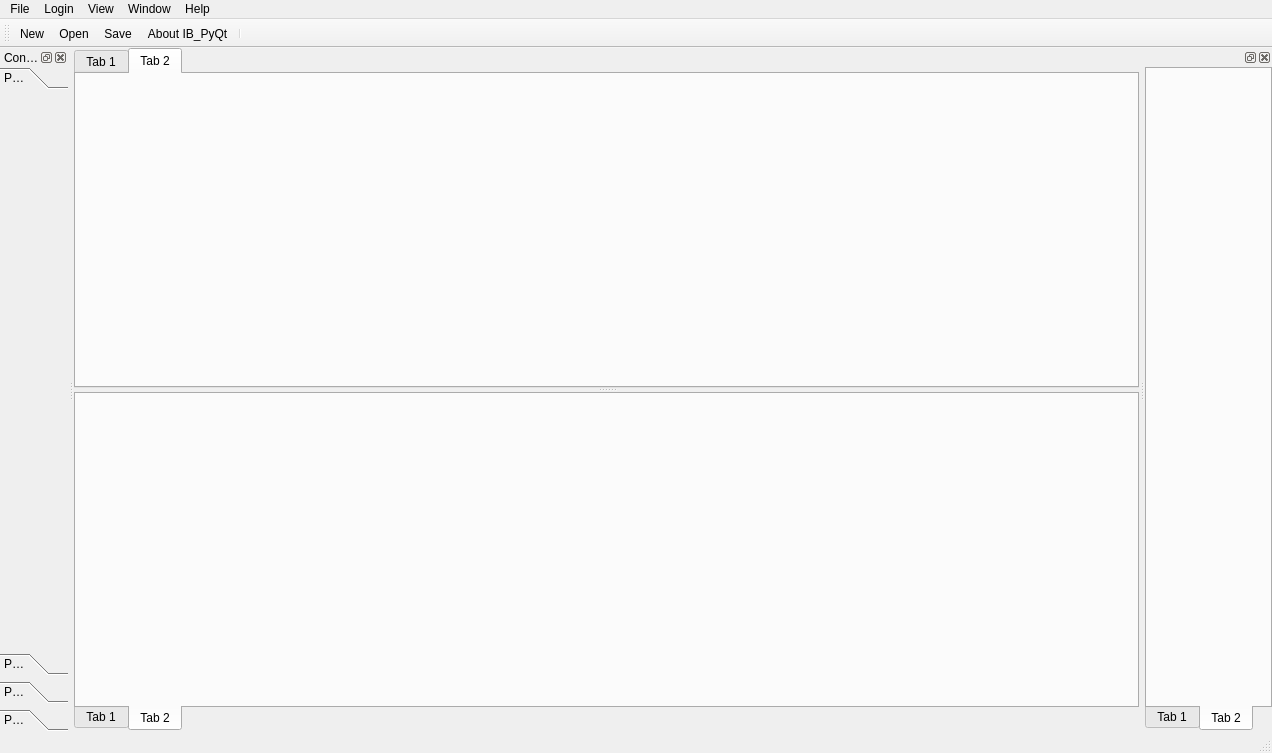
Old version of the form GUI/IB_PyQt_GUI.ui in the repository Taimin/IB_PyQt.
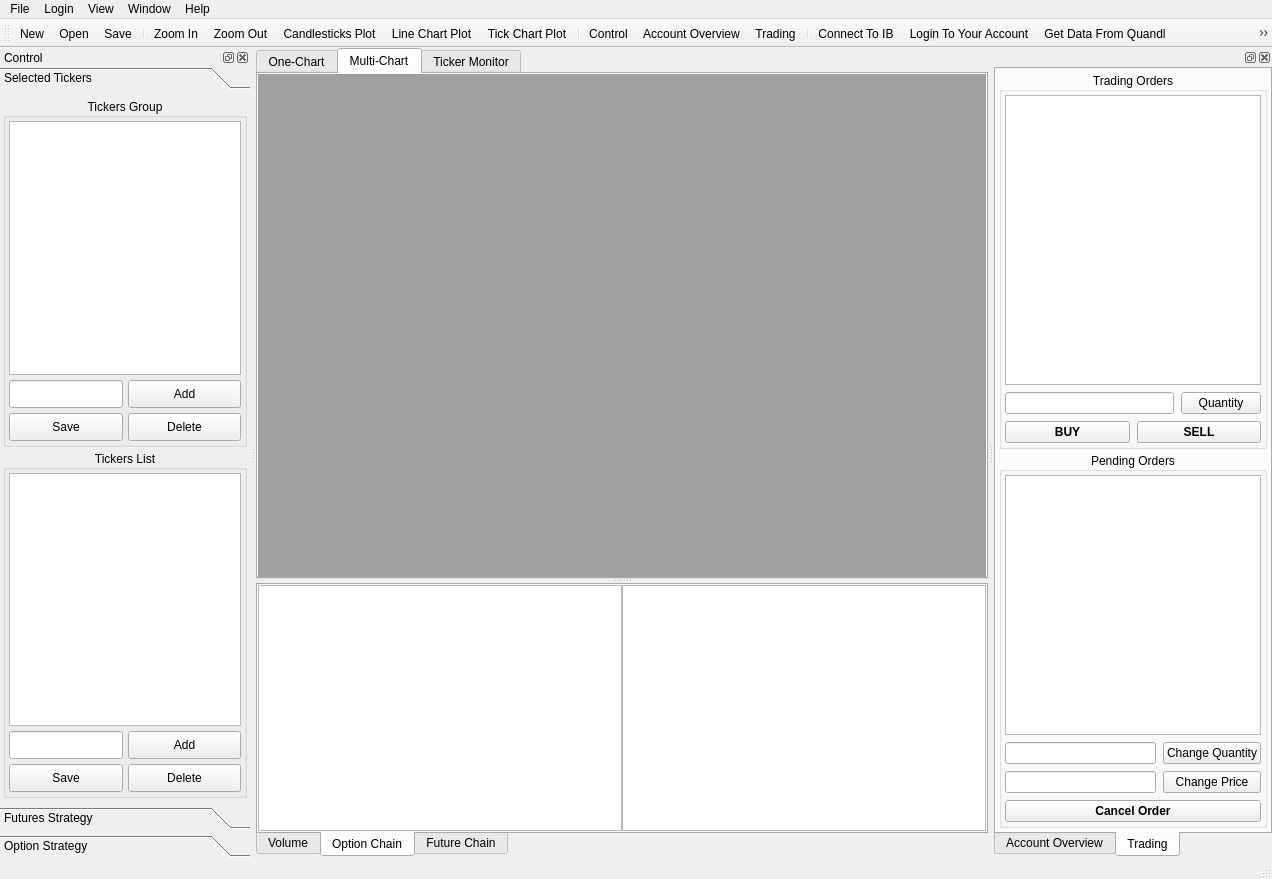
New version of the form. The open tabs and pages were chosen to show the change. Icons and pictures are not drawn.

What changed in the file:
```diff
--- a/GUI/IB_PyQt_GUI.ui
+++ b/GUI/IB_PyQt_GUI.ui
@@ -7,7 +7,7 @@
     <x>0</x>
     <y>0</y>
     <width>1272</width>
-    <height>753</height>
+    <height>879</height>
    </rect>
   </property>
   <property name="minimumSize">
@@ -61,33 +61,144 @@
        <enum>Qt::Vertical</enum>
       </property>
       <widget class="QTabWidget" name="tabWidget">
+       <property name="minimumSize">
+        <size>
+         <width>300</width>
+         <height>200</height>
+        </size>
+       </property>
        <property name="currentIndex">
         <number>1</number>
        </property>
        <widget class="QWidget" name="tab_7">
         <attribute name="title">
-         <string>Tab 1</string>
+         <string>One-Chart</string>
         </attribute>
        </widget>
        <widget class="QWidget" name="tab_8">
         <attribute name="title">
-         <string>Tab 2</string>
+         <string>Multi-Chart</string>
         </attribute>
+        <layout class="QVBoxLayout" name="verticalLayout_5">
+         <property name="spacing">
+          <number>0</number>
+         </property>
+         <property name="leftMargin">
+          <number>0</number>
+         </property>
+         <property name="topMargin">
+          <number>0</number>
+         </property>
+         <property name="rightMargin">
+          <number>0</number>
+         </property>
+         <property name="bottomMargin">
+          <number>0</number>
+         </property>
+         <item>
+          <widget class="QMdiArea" name="mdiArea"/>
+         </item>
+        </layout>
+       </widget>
+       <widget class="QWidget" name="tab_5">
+        <attribute name="title">
+         <string>Ticker Monitor</string>
+        </attribute>
+        <layout class="QVBoxLayout" name="verticalLayout_3">
+         <property name="spacing">
+          <number>0</number>
+         </property>
+         <property name="leftMargin">
+          <number>0</number>
+         </property>
+         <property name="topMargin">
+          <number>0</number>
+         </property>
+         <property name="rightMargin">
+          <number>0</number>
+         </property>
+         <property name="bottomMargin">
+          <number>0</number>
+         </property>
+         <item>
+          <widget class="QTableView" name="tableView"/>
+         </item>
+        </layout>
        </widget>
       </widget>
       <widget class="QTabWidget" name="tabWidget_3">
+       <property name="sizePolicy">
+        <sizepolicy hsizetype="Minimum" vsizetype="Minimum">
+         <horstretch>0</horstretch>
+         <verstretch>0</verstretch>
+        </sizepolicy>
+       </property>
+       <property name="minimumSize">
+        <size>
+         <width>300</width>
+         <height>0</height>
+        </size>
+       </property>
        <property name="tabPosition">
         <enum>QTabWidget::South</enum>
        </property>
        <widget class="QWidget" name="tab">
         <attribute name="title">
-         <string>Tab 1</string>
+         <string>Volume</string>
         </attribute>
        </widget>
        <widget class="QWidget" name="tab_2">
         <attribute name="title">
-         <string>Tab 2</string>
+         <string>Option Chain</string>
         </attribute>
+        <layout class="QHBoxLayout" name="horizontalLayout">
+         <property name="spacing">
+          <number>0</number>
+         </property>
+         <property name="leftMargin">
+          <number>0</number>
+         </property>
+         <property name="topMargin">
+          <number>0</number>
+         </property>
+         <property name="rightMargin">
+          <number>0</number>
+         </property>
+         <property name="bottomMargin">
+          <number>0</number>
+         </property>
+         <item>
+          <widget class="QTableView" name="tableView_2"/>
+         </item>
+         <item>
+          <widget class="QTableView" name="tableView_3"/>
+         </item>
+        </layout>
+       </widget>
+       <widget class="QWidget" name="tab_10">
+        <attribute name="title">
+         <string>Future Chain</string>
+        </attribute>
+        <layout class="QVBoxLayout" name="verticalLayout_19">
+         <property name="spacing">
+          <number>0</number>
+         </property>
+         <property name="leftMargin">
+          <number>0</number>
+         </property>
+         <property name="topMargin">
+          <number>0</number>
+         </property>
+         <property name="rightMargin">
+          <number>0</number>
+         </property>
+         <property name="bottomMargin">
+          <number>0</number>
+         </property>
+         <item>
+          <widget class="QListView" name="listView_3"/>
+         </item>
+        </layout>
        </widget>
       </widget>
      </widget>
@@ -165,11 +276,30 @@
    <addaction name="actionNew"/>
    <addaction name="actionOpen"/>
    <addaction name="actionSave"/>
-   <addaction name="actionAbout"/>
    <addaction name="separator"/>
+   <addaction name="actionZoom_In"/>
+   <addaction name="actionZoom_Out"/>
+   <addaction name="actionCandelsticks_Plot"/>
+   <addaction name="actionLine_Plot"/>
+   <addaction name="actionTick_Plot"/>
+   <addaction name="separator"/>
+   <addaction name="actionControl"/>
+   <addaction name="actionMessages"/>
+   <addaction name="actionText_Data"/>
+   <addaction name="separator"/>
+   <addaction name="actionConnect"/>
+   <addaction name="actionLogin_to_account"/>
+   <addaction name="actionGet_Data_From_Quandl"/>
+   <addaction name="actionGet_Data_From_Local_Database"/>
   </widget>
   <widget class="QStatusBar" name="statusbar"/>
   <widget class="QDockWidget" name="dockWidget">
+   <property name="minimumSize">
+    <size>
+     <width>250</width>
+     <height>526</height>
+    </size>
+   </property>
    <property name="acceptDrops">
     <bool>true</bool>
    </property>
@@ -208,25 +338,332 @@
      </property>
      <item>
       <widget class="QToolBox" name="toolBox">
+       <property name="sizePolicy">
+        <sizepolicy hsizetype="Minimum" vsizetype="Minimum">
+         <horstretch>0</horstretch>
+         <verstretch>0</verstretch>
+        </sizepolicy>
+       </property>
+       <property name="minimumSize">
+        <size>
+         <width>250</width>
+         <height>400</height>
+        </size>
+       </property>
        <property name="currentIndex">
         <number>3</number>
        </property>
-       <widget class="QWidget" name="page">
+       <widget class="QWidget" name="page_1">
+        <property name="enabled">
+         <bool>true</bool>
+        </property>
         <property name="geometry">
          <rect>
           <x>0</x>
           <y>0</y>
-          <width>246</width>
-          <height>512</height>
+          <width>302</width>
+          <height>657</height>
          </rect>
         </property>
         <attribute name="label">
-         <string>Page 1</string>
+         <string>Selected Tickers</string>
         </attribute>
-        <layout class="QGridLayout" name="gridLayout_3">
-         <property name="verticalSpacing">
-          <number>0</number>
+        <layout class="QVBoxLayout" name="verticalLayout_10">
+         <property name="spacing">
+          <number>3</number>
          </property>
+         <property name="leftMargin">
+          <number>3</number>
+         </property>
+         <property name="topMargin">
+          <number>3</number>
+         </property>
+         <property name="rightMargin">
+          <number>3</number>
+         </property>
+         <property name="bottomMargin">
+          <number>3</number>
+         </property>
+         <item>
+          <widget class="QGroupBox" name="groupBox">
+           <property name="sizePolicy">
+            <sizepolicy hsizetype="Ignored" vsizetype="Preferred">
+             <horstretch>0</horstretch>
+             <verstretch>0</verstretch>
+            </sizepolicy>
+           </property>
+           <property name="title">
+            <string>Tickers Group</string>
+           </property>
+           <property name="alignment">
+            <set>Qt::AlignCenter</set>
+           </property>
+           <layout class="QGridLayout" name="gridLayout">
+            <property name="leftMargin">
+             <number>3</number>
+            </property>
+            <property name="topMargin">
+             <number>3</number>
+            </property>
+            <property name="rightMargin">
+             <number>3</number>
+            </property>
+            <property name="bottomMargin">
+             <number>3</number>
+            </property>
+            <property name="spacing">
+             <number>5</number>
+            </property>
+            <item row="0" column="0" colspan="2">
+             <widget class="QListView" name="listView">
+              <property name="sizePolicy">
+               <sizepolicy hsizetype="Minimum" vsizetype="Minimum">
+                <horstretch>0</horstretch>
+                <verstretch>0</verstretch>
+               </sizepolicy>
+              </property>
+             </widget>
+            </item>
+            <item row="1" column="0">
+             <widget class="QLineEdit" name="lineEdit">
+              <property name="sizePolicy">
+               <sizepolicy hsizetype="Minimum" vsizetype="Minimum">
+                <horstretch>0</horstretch>
+                <verstretch>0</verstretch>
+               </sizepolicy>
+              </property>
+              <property name="minimumSize">
+               <size>
+                <width>0</width>
+                <height>28</height>
+               </size>
+              </property>
+              <property name="maximumSize">
+               <size>
+                <width>16777215</width>
+                <height>28</height>
+               </size>
+              </property>
+             </widget>
+            </item>
+            <item row="1" column="1">
+             <widget class="QPushButton" name="pushButton">
+              <property name="sizePolicy">
+               <sizepolicy hsizetype="Minimum" vsizetype="Minimum">
+                <horstretch>0</horstretch>
+                <verstretch>0</verstretch>
+               </sizepolicy>
+              </property>
+              <property name="minimumSize">
+               <size>
+                <width>20</width>
+                <height>28</height>
+               </size>
+              </property>
+              <property name="maximumSize">
+               <size>
+                <width>16777215</width>
+                <height>28</height>
+               </size>
+              </property>
+              <property name="text">
+               <string>Add</string>
+              </property>
+             </widget>
+            </item>
+            <item row="2" column="0">
+             <widget class="QPushButton" name="pushButton_3">
+              <property name="sizePolicy">
+               <sizepolicy hsizetype="Minimum" vsizetype="Minimum">
+                <horstretch>0</horstretch>
+                <verstretch>0</verstretch>
+               </sizepolicy>
+              </property>
+              <property name="minimumSize">
+               <size>
+                <width>20</width>
+                <height>28</height>
+               </size>
+              </property>
+              <property name="maximumSize">
+               <size>
+                <width>16777215</width>
+                <height>28</height>
+               </size>
+              </property>
+              <property name="text">
+               <string>Save</string>
+              </property>
+             </widget>
+            </item>
+            <item row="2" column="1">
+             <widget class="QPushButton" name="pushButton_5">
+              <property name="sizePolicy">
+               <sizepolicy hsizetype="Minimum" vsizetype="Minimum">
+                <horstretch>0</horstretch>
+                <verstretch>0</verstretch>
+               </sizepolicy>
+              </property>
+              <property name="minimumSize">
+               <size>
+                <width>0</width>
+                <height>28</height>
+               </size>
+              </property>
+              <property name="maximumSize">
+               <size>
+                <width>16777215</width>
+                <height>28</height>
+               </size>
+              </property>
+              <property name="text">
+               <string>Delete</string>
+              </property>
+             </widget>
+            </item>
+           </layout>
+          </widget>
+         </item>
+         <item>
+          <widget class="QGroupBox" name="groupBox_2">
+           <property name="sizePolicy">
+            <sizepolicy hsizetype="Ignored" vsizetype="Preferred">
+             <horstretch>0</horstretch>
+             <verstretch>0</verstretch>
+            </sizepolicy>
+           </property>
+           <property name="title">
+            <string>Tickers List</string>
+           </property>
+           <property name="alignment">
+            <set>Qt::AlignCenter</set>
+           </property>
+           <layout class="QGridLayout" name="gridLayout_3">
+            <property name="leftMargin">
+             <number>3</number>
+            </property>
+            <property name="topMargin">
+             <number>3</number>
+            </property>
+            <property name="rightMargin">
+             <number>3</number>
+            </property>
+            <property name="bottomMargin">
+             <number>3</number>
+            </property>
+            <property name="spacing">
+             <number>5</number>
+            </property>
+            <item row="0" column="0" colspan="2">
+             <widget class="QListView" name="listView_2">
+              <property name="sizePolicy">
+               <sizepolicy hsizetype="Minimum" vsizetype="Minimum">
+                <horstretch>0</horstretch>
+                <verstretch>0</verstretch>
+               </sizepolicy>
+              </property>
+             </widget>
+            </item>
+            <item row="1" column="0">
+             <widget class="QLineEdit" name="lineEdit_2">
+              <property name="sizePolicy">
+               <sizepolicy hsizetype="Minimum" vsizetype="Minimum">
+                <horstretch>0</horstretch>
+                <verstretch>0</verstretch>
+               </sizepolicy>
+              </property>
+              <property name="minimumSize">
+               <size>
+                <width>0</width>
+                <height>28</height>
+               </size>
+              </property>
+              <property name="maximumSize">
+               <size>
+                <width>16777215</width>
+                <height>28</height>
+               </size>
+              </property>
+             </widget>
+            </item>
+            <item row="1" column="1">
+             <widget class="QPushButton" name="pushButton_2">
+              <property name="sizePolicy">
+               <sizepolicy hsizetype="Minimum" vsizetype="Minimum">
+                <horstretch>0</horstretch>
+                <verstretch>0</verstretch>
+               </sizepolicy>
+              </property>
+              <property name="minimumSize">
+               <size>
+                <width>20</width>
+                <height>28</height>
+               </size>
+              </property>
+              <property name="maximumSize">
+               <size>
+                <width>16777215</width>
+                <height>28</height>
+               </size>
+              </property>
+              <property name="text">
+               <string>Add</string>
+              </property>
+             </widget>
+            </item>
+            <item row="2" column="0">
+             <widget class="QPushButton" name="pushButton_4">
+              <property name="sizePolicy">
+               <sizepolicy hsizetype="Minimum" vsizetype="Minimum">
+                <horstretch>0</horstretch>
+                <verstretch>0</verstretch>
+               </sizepolicy>
+              </property>
+              <property name="minimumSize">
+               <size>
+                <width>20</width>
+                <height>28</height>
+               </size>
+              </property>
+              <property name="maximumSize">
+               <size>
+                <width>16777215</width>
+                <height>28</height>
+               </size>
+              </property>
+              <property name="text">
+               <string>Save</string>
+              </property>
+             </widget>
+            </item>
+            <item row="2" column="1">
+             <widget class="QPushButton" name="pushButton_6">
+              <property name="sizePolicy">
+               <sizepolicy hsizetype="Minimum" vsizetype="Minimum">
+                <horstretch>0</horstretch>
+                <verstretch>0</verstretch>
+               </sizepolicy>
+              </property>
+              <property name="minimumSize">
+               <size>
+                <width>0</width>
+                <height>28</height>
+               </size>
+              </property>
+              <property name="maximumSize">
+               <size>
+                <width>16777215</width>
+                <height>28</height>
+               </size>
+              </property>
+              <property name="text">
+               <string>Delete</string>
+              </property>
+             </widget>
+            </item>
+           </layout>
+          </widget>
+         </item>
         </layout>
        </widget>
        <widget class="QWidget" name="page_2">
@@ -239,7 +676,7 @@
          </rect>
         </property>
         <attribute name="label">
-         <string>Page 2</string>
+         <string>Futures Strategy</string>
         </attribute>
        </widget>
        <widget class="QWidget" name="page_3">
@@ -251,21 +688,12 @@
           <height>512</height>
          </rect>
         </property>
-        <attribute name="label">
-         <string>Page</string>
+        <attribute name="icon">
+         <iconset resource="../Resource/resource.qrc">
+          <normaloff>:/Images/triangle_up.png</normaloff>:/Images/triangle_up.png</iconset>
         </attribute>
-       </widget>
-       <widget class="QWidget" name="page_4">
-        <property name="geometry">
-         <rect>
-          <x>0</x>
-          <y>0</y>
-          <width>246</width>
-          <height>512</height>
-         </rect>
-        </property>
         <attribute name="label">
-         <string>Page</string>
+         <string>Option Strategy</string>
         </attribute>
        </widget>
       </widget>
@@ -280,6 +708,12 @@
      <verstretch>0</verstretch>
     </sizepolicy>
    </property>
+   <property name="minimumSize">
+    <size>
+     <width>250</width>
+     <height>500</height>
+    </size>
+   </property>
    <property name="acceptDrops">
     <bool>true</bool>
    </property>
@@ -299,7 +733,10 @@
     <number>2</number>
    </attribute>
    <widget class="QWidget" name="dockWidgetContents_2">
-    <layout class="QGridLayout" name="gridLayout_2">
+    <layout class="QVBoxLayout" name="verticalLayout_16">
+     <property name="spacing">
+      <number>0</number>
+     </property>
      <property name="leftMargin">
       <number>0</number>
      </property>
@@ -312,10 +749,7 @@
      <property name="bottomMargin">
       <number>0</number>
      </property>
-     <property name="spacing">
-      <number>0</number>
-     </property>
-     <item row="0" column="0">
+     <item>
       <widget class="QTabWidget" name="tabWidget_2">
        <property name="acceptDrops">
         <bool>true</bool>
@@ -331,13 +765,204 @@
        </property>
        <widget class="QWidget" name="tab_3">
         <attribute name="title">
-         <string>Tab 1</string>
+         <string>Account Overview</string>
         </attribute>
        </widget>
        <widget class="QWidget" name="tab_4">
         <attribute name="title">
-         <string>Tab 2</string>
+         <string>Trading</string>
         </attribute>
+        <layout class="QVBoxLayout" name="verticalLayout_17">
+         <property name="spacing">
+          <number>3</number>
+         </property>
+         <property name="leftMargin">
+          <number>3</number>
+         </property>
+         <property name="topMargin">
+          <number>3</number>
+         </property>
+         <property name="rightMargin">
+          <number>3</number>
+         </property>
+         <property name="bottomMargin">
+          <number>3</number>
+         </property>
+         <item>
+          <widget class="QGroupBox" name="groupBox_6">
+           <property name="sizePolicy">
+            <sizepolicy hsizetype="Preferred" vsizetype="Preferred">
+             <horstretch>0</horstretch>
+             <verstretch>0</verstretch>
+            </sizepolicy>
+           </property>
+           <property name="title">
+            <string>Trading Orders</string>
+           </property>
+           <property name="alignment">
+            <set>Qt::AlignCenter</set>
+           </property>
+           <layout class="QVBoxLayout" name="verticalLayout_15">
+            <property name="spacing">
+             <number>7</number>
+            </property>
+            <property name="leftMargin">
+             <number>3</number>
+            </property>
+            <property name="topMargin">
+             <number>3</number>
+            </property>
+            <property name="rightMargin">
+             <number>3</number>
+            </property>
+            <property name="bottomMargin">
+             <number>3</number>
+            </property>
+            <item>
+             <widget class="QTableWidget" name="tableWidget"/>
+            </item>
+            <item>
+             <layout class="QHBoxLayout" name="horizontalLayout_3">
+              <item>
+               <widget class="QLineEdit" name="lineEdit_3"/>
+              </item>
+              <item>
+               <widget class="QPushButton" name="pushButton_9">
+                <property name="cursor">
+                 <cursorShape>PointingHandCursor</cursorShape>
+                </property>
+                <property name="text">
+                 <string>Quantity</string>
+                </property>
+               </widget>
+              </item>
+             </layout>
+            </item>
+            <item>
+             <layout class="QHBoxLayout" name="horizontalLayout_2">
+              <item>
+               <widget class="QPushButton" name="pushButton_7">
+                <property name="font">
+                 <font>
+                  <pointsize>9</pointsize>
+                  <weight>75</weight>
+                  <bold>true</bold>
+                 </font>
+                </property>
+                <property name="cursor">
+                 <cursorShape>PointingHandCursor</cursorShape>
+                </property>
+                <property name="text">
+                 <string>BUY</string>
+                </property>
+               </widget>
+              </item>
+              <item>
+               <widget class="QPushButton" name="pushButton_8">
+                <property name="font">
+                 <font>
+                  <pointsize>9</pointsize>
+                  <weight>75</weight>
+                  <bold>true</bold>
+                 </font>
+                </property>
+                <property name="cursor">
+                 <cursorShape>PointingHandCursor</cursorShape>
+                </property>
+                <property name="text">
+                 <string>SELL</string>
+                </property>
+               </widget>
+              </item>
+             </layout>
+            </item>
+           </layout>
+           <zorder>pushButton_7</zorder>
+           <zorder>pushButton_8</zorder>
+           <zorder>tableWidget</zorder>
+           <zorder>lineEdit_3</zorder>
+           <zorder>pushButton_9</zorder>
+           <zorder>groupBox_5</zorder>
+          </widget>
+         </item>
+         <item>
+          <widget class="QGroupBox" name="groupBox_5">
+           <property name="title">
+            <string>Pending Orders</string>
+           </property>
+           <property name="alignment">
+            <set>Qt::AlignCenter</set>
+           </property>
+           <layout class="QVBoxLayout" name="verticalLayout_11">
+            <property name="spacing">
+             <number>7</number>
+            </property>
+            <property name="leftMargin">
+             <number>3</number>
+            </property>
+            <property name="topMargin">
+             <number>3</number>
+            </property>
+            <property name="rightMargin">
+             <number>3</number>
+            </property>
+            <property name="bottomMargin">
+             <number>3</number>
+            </property>
+            <item>
+             <widget class="QTableView" name="tableView_6"/>
+            </item>
+            <item>
+             <layout class="QGridLayout" name="gridLayout_2">
+              <item row="0" column="0">
+               <widget class="QLineEdit" name="lineEdit_4"/>
+              </item>
+              <item row="0" column="1">
+               <widget class="QPushButton" name="pushButton_11">
+                <property name="cursor">
+                 <cursorShape>PointingHandCursor</cursorShape>
+                </property>
+                <property name="text">
+                 <string>Change Quantity</string>
+                </property>
+               </widget>
+              </item>
+              <item row="1" column="0">
+               <widget class="QLineEdit" name="lineEdit_5"/>
+              </item>
+              <item row="1" column="1">
+               <widget class="QPushButton" name="pushButton_12">
+                <property name="cursor">
+                 <cursorShape>PointingHandCursor</cursorShape>
+                </property>
+                <property name="text">
+                 <string>Change Price</string>
+                </property>
+               </widget>
+              </item>
+             </layout>
+            </item>
+            <item>
+             <widget class="QPushButton" name="pushButton_10">
+              <property name="font">
+               <font>
+                <pointsize>9</pointsize>
+                <weight>75</weight>
+                <bold>true</bold>
+               </font>
+              </property>
+              <property name="cursor">
+               <cursorShape>PointingHandCursor</cursorShape>
+              </property>
+              <property name="text">
+               <string>Cancel Order</string>
+              </property>
+             </widget>
+            </item>
+           </layout>
+          </widget>
+         </item>
+        </layout>
        </widget>
       </widget>
      </item>
@@ -426,12 +1051,12 @@
   </action>
   <action name="actionMessages">
    <property name="text">
-    <string>Messages</string>
+    <string>Account Overview</string>
    </property>
   </action>
   <action name="actionText_Data">
    <property name="text">
-    <string>Text Data</string>
+    <string>Trading</string>
    </property>
   </action>
   <action name="actionGet_Data_From_Quandl">
@@ -444,6 +1069,42 @@
     <string>Get Data From Local Database</string>
    </property>
   </action>
+  <action name="actionCandelsticks_Plot">
+   <property name="icon">
+    <iconset resource="../Resource/resource.qrc">
+     <normaloff>:/Images/Candelsticks.png</normaloff>:/Images/Candelsticks.png</iconset>
+   </property>
+   <property name="text">
+    <string>Candlesticks Plot</string>
+   </property>
+  </action>
+  <action name="actionLine_Plot">
+   <property name="icon">
+    <iconset resource="../Resource/resource.qrc">
+     <normaloff>:/Images/Line.jpg</normaloff>:/Images/Line.jpg</iconset>
+   </property>
+   <property name="text">
+    <string>Line Chart Plot</string>
+   </property>
+  </action>
+  <action name="actionTick_Plot">
+   <property name="icon">
+    <iconset resource="../Resource/resource.qrc">
+     <normaloff>:/Images/tick.png</normaloff>:/Images/tick.png</iconset>
+   </property>
+   <property name="text">
+    <string>Tick Chart Plot</string>
+   </property>
+  </action>
+  <action name="actionQuit">
+   <property name="icon">
+    <iconset resource="../Resource/resource.qrc">
+     <normaloff>:/Images/quit.jpg</normaloff>:/Images/quit.jpg</iconset>
+   </property>
+   <property name="text">
+    <string>Quit</string>
+   </property>
+  </action>
  </widget>
  <resources>
   <include location="../Resource/resource.qrc"/>
```
Left out of the diff: 183 changed lines with no effect on the pictures.
